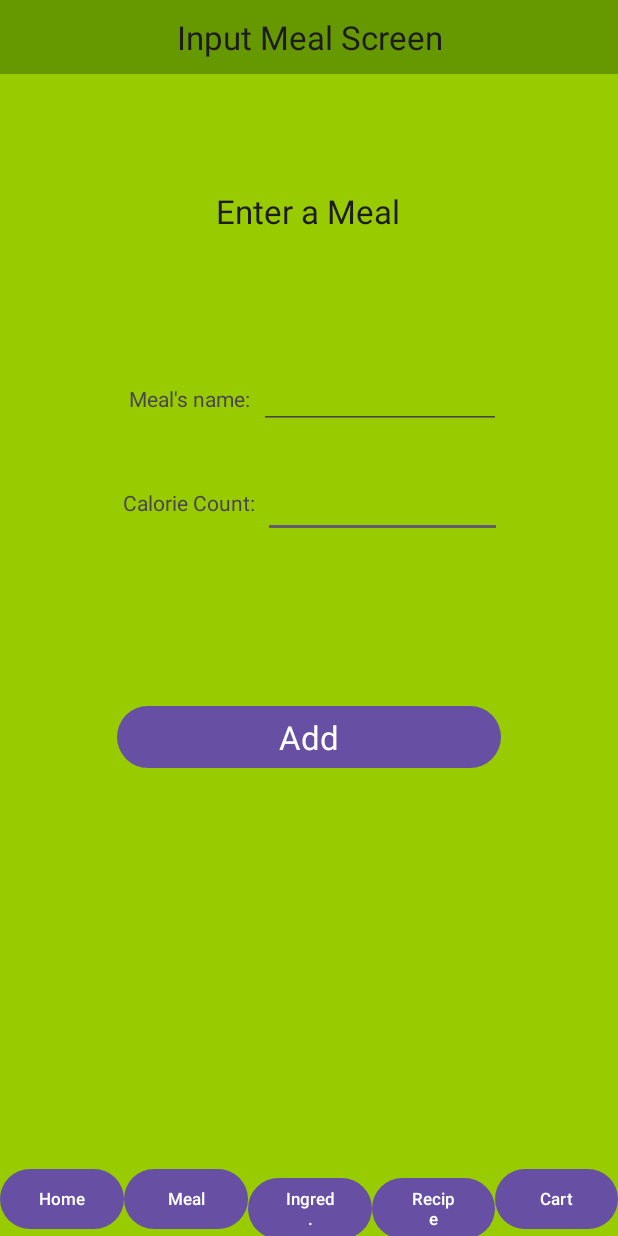
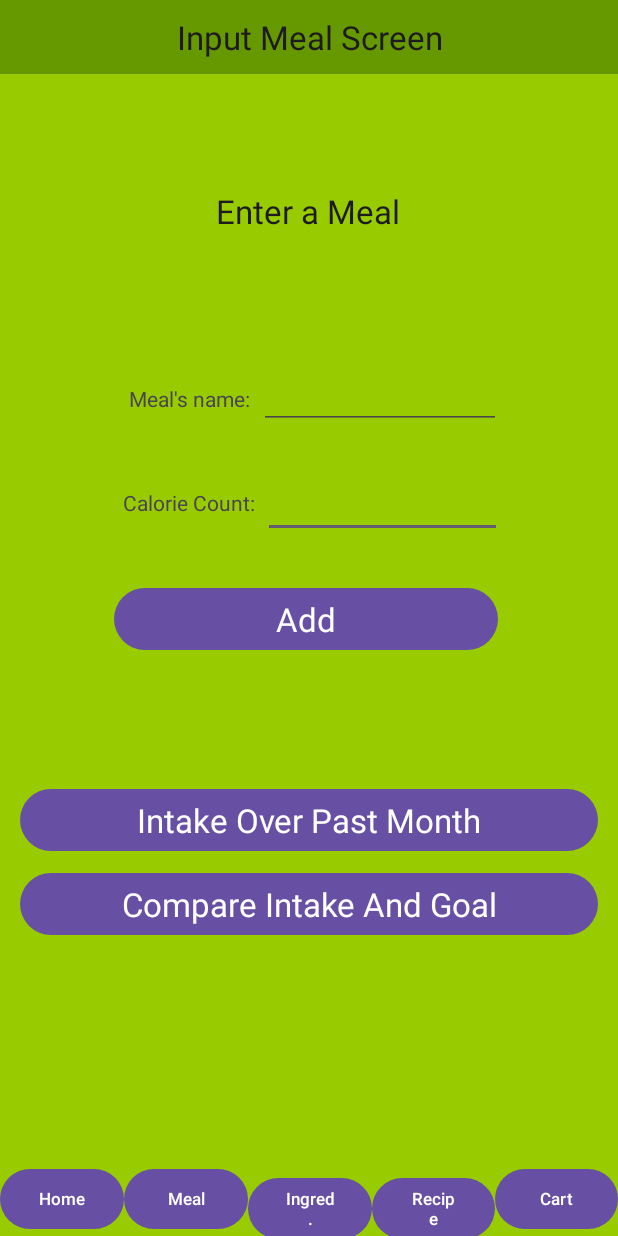
Before and after one commit to Jaijer/CS2340A_Team37, an Android app: the InputMealActivity screen opened directly, with no data from a screen before it, on a phone screen of 412 x 824 dp. Run offline under Robolectric (Android 15) with nearby library versions, the phone set to English and light mode, and no system bars.

Commit message:
Buttons added on meal input screen

```diff
--- a/app/src/main/java/com/example/cs2340_project/views/InputMealActivity.java
+++ b/app/src/main/java/com/example/cs2340_project/views/InputMealActivity.java
@@ -29,6 +29,23 @@ public class InputMealActivity extends AppCompatActivity {
         EditText mealName = findViewById(R.id.mealName);
         EditText mealCalorie = findViewById(R.id.mealCalorie);
         Button addMealBtn = findViewById(R.id.addMealBtn);
+
+        addMealBtn.setOnClickListener(v -> {
+
+        });
+
+
+
+        //Sprint 2 Task 5:
+        Button showDailyCalorieIntakeOverPastMonthBtn = findViewById(R.id.showDailyCalorieIntakeOverPastMonthBtn);
+        Button showComparisonBetweenIntakeAndGoalBtn = findViewById(R.id.showComparisonBetweenIntakeAndGoalBtn);
+
+        showDailyCalorieIntakeOverPastMonthBtn.setOnClickListener(v -> {
+
+        });
+        showComparisonBetweenIntakeAndGoalBtn.setOnClickListener(v -> {
+
+        });
 
         homeActivityButton.setOnClickListener(new View.OnClickListener() {
             @Override
--- a/app/src/main/res/layout/input_meal_activity_screen.xml
+++ b/app/src/main/res/layout/input_meal_activity_screen.xml
@@ -98,9 +98,38 @@
         android:textAppearance="@style/TextAppearance.AppCompat.Large"
         app:layout_constraintBottom_toBottomOf="parent"
         app:layout_constraintEnd_toEndOf="parent"
+        app:layout_constraintHorizontal_bias="0.488"
         app:layout_constraintStart_toStartOf="parent"
         app:layout_constraintTop_toBottomOf="@+id/inputMealHeaderTextView"
-        app:layout_constraintVertical_bias="0.575" />
+        app:layout_constraintVertical_bias="0.467" />
+
+    <Button
+        android:id="@+id/showDailyCalorieIntakeOverPastMonthBtn"
+        android:layout_width="385dp"
+        android:layout_height="49dp"
+        android:text="Intake Over Past Month"
+        android:textAlignment="center"
+        android:textAppearance="@style/TextAppearance.AppCompat.Large"
+        app:layout_constraintBottom_toBottomOf="parent"
+        app:layout_constraintEnd_toEndOf="parent"
+        app:layout_constraintHorizontal_bias="0.51"
+        app:layout_constraintStart_toStartOf="parent"
+        app:layout_constraintTop_toBottomOf="@+id/inputMealHeaderTextView"
+        app:layout_constraintVertical_bias="0.652" />
+
+    <Button
+        android:id="@+id/showComparisonBetweenIntakeAndGoalBtn"
+        android:layout_width="385dp"
+        android:layout_height="49dp"
+        android:text="Compare Intake And Goal"
+        android:textAlignment="center"
+        android:textAppearance="@style/TextAppearance.AppCompat.Large"
+        app:layout_constraintBottom_toBottomOf="parent"
+        app:layout_constraintEnd_toEndOf="parent"
+        app:layout_constraintHorizontal_bias="0.51"
+        app:layout_constraintStart_toStartOf="parent"
+        app:layout_constraintTop_toBottomOf="@+id/inputMealHeaderTextView"
+        app:layout_constraintVertical_bias="0.729" />
 
     <TextView
         android:id="@+id/nameLabel"
@@ -157,4 +186,5 @@
         app:layout_constraintStart_toStartOf="parent"
         app:layout_constraintTop_toTopOf="parent"
         app:layout_constraintVertical_bias="0.316" />
+
 </androidx.constraintlayout.widget.ConstraintLayout>
```
